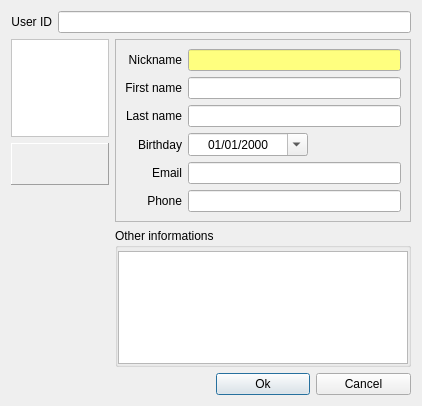
Old version of the form src/desktop/GuiEditVCard.ui in the repository hwgao/beebeep.
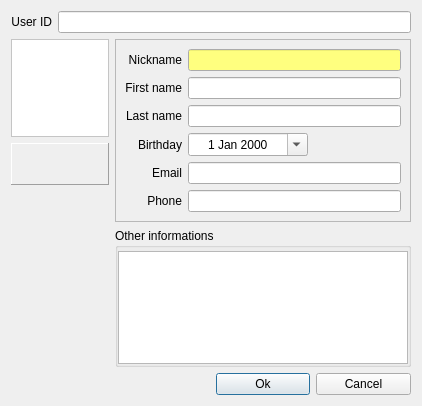
New version of the form. Icons and pictures are not drawn.

```diff
--- a/src/desktop/GuiEditVCard.ui
+++ b/src/desktop/GuiEditVCard.ui
@@ -256,8 +256,8 @@
         <property name="alignment">
          <set>Qt::AlignCenter</set>
         </property>
-        <property name="displayFormat">
-         <string notr="true">dd/MM/yyyy</string>
+        <property name="showGroupSeparator" stdset="0">
+         <bool>false</bool>
         </property>
         <property name="calendarPopup">
          <bool>true</bool>
```
